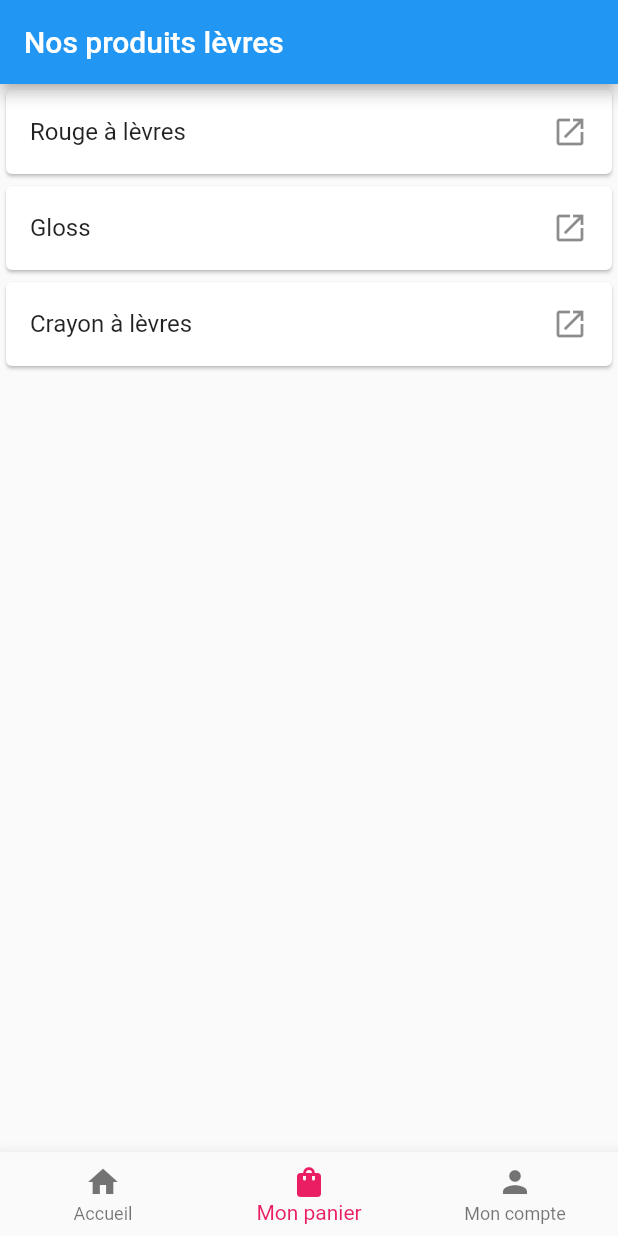
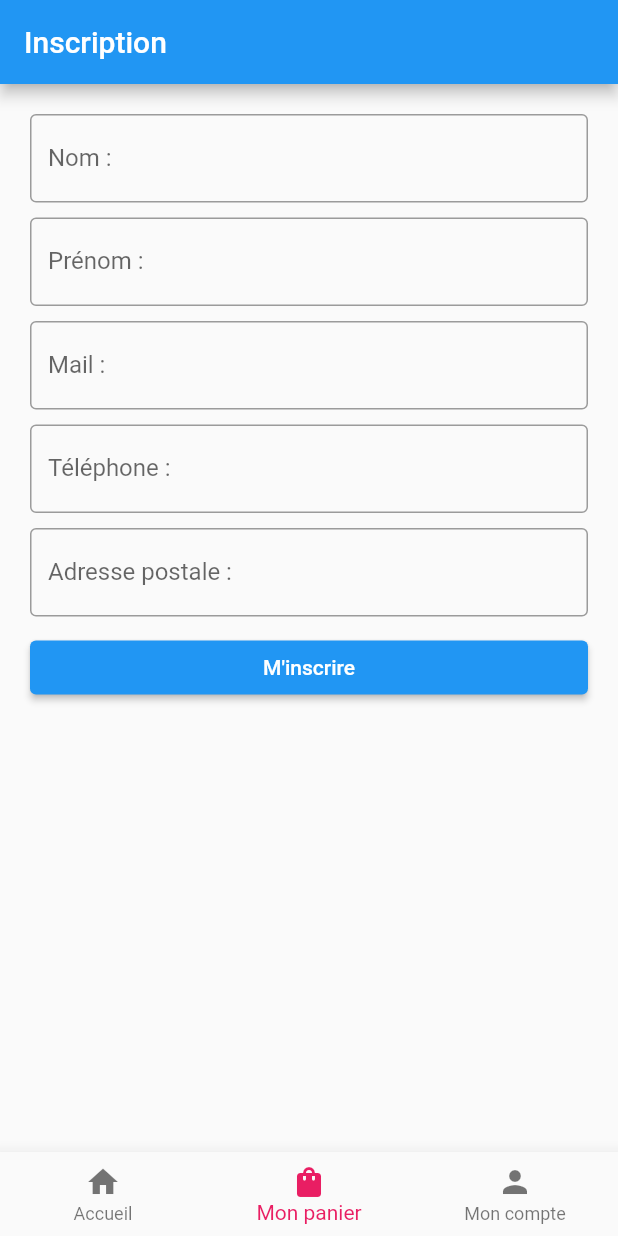
Before and after one commit to thaisbrun/get_ready, a Flutter app: the screen it shows after launch, item 2 of the bottom bar chosen, on a phone screen of 412 x 824 dp. Run offline on Flutter 3.47's test engine with Material 2 defaults, Android fonts, the light colour scheme and no system bars; our stand-ins replace cloud_firestore, firebase_core; accounts and stored records are empty.

Commit message:
Retour de vacances : register page

```diff
--- a/lib/main.dart
+++ b/lib/main.dart
@@ -2,6 +2,7 @@ import 'package:flutter/material.dart';
 import 'package:get_ready/pages/addProductPage.dart';
 import 'package:get_ready/pages/homePage.dart';
 import 'package:get_ready/pages/lipsPage.dart';
+import 'package:get_ready/pages/register.dart';
 import 'package:firebase_core/firebase_core.dart';
 import 'firebase_options.dart';
 //Cette fonction permet de démarrer mon application
@@ -39,13 +40,13 @@ class _MyAppState extends State<MyApp> {
         appBar: AppBar(
           title:[
             Text("Get Ready"),
-            Text("Nos produits lèvres"),
+            Text("Inscription"),
             Text("Ajouter un produit"),
           ][_currentIndex],
         ),
         body: [
           HomePage(),
-          LipsPage(),
+          RegisterPage(),
           AddProductPage() //A changer
         ][_currentIndex],
         bottomNavigationBar: BottomNavigationBar(
--- /dev/null
+++ b/lib/pages/register.dart
@@ -0,0 +1,160 @@
+import 'package:cloud_firestore/cloud_firestore.dart';
+import 'package:flutter/material.dart';
+
+class RegisterPage extends StatefulWidget {
+  const RegisterPage({Key? key}) : super(key: key);
+
+  @override
+  State<RegisterPage> createState() => _RegisterState();
+}
+
+class _RegisterState extends State<RegisterPage> {
+
+  final _formKey = GlobalKey<FormState>();
+
+  final userNameController = TextEditingController();
+  final prenomController = TextEditingController();
+  final mailController = TextEditingController();
+  final adressePostaleController = TextEditingController();
+  final telephoneController = TextEditingController();
+
+  @override
+  void dispose() {
+    super.dispose();
+    userNameController.dispose();
+    prenomController.dispose();
+    mailController.dispose();
+    adressePostaleController.dispose();
+    telephoneController.dispose();
+  }
+  @override
+  Widget build(BuildContext context) {
+    return Container(
+      margin:EdgeInsets.all(20),
+      child: Form(
+        key: _formKey,
+        child:Column(
+          children: [
+            Container(
+              margin: EdgeInsets.only(bottom: 10),
+              child: TextFormField(
+              decoration: InputDecoration(
+             labelText: 'Nom : ',
+              hintText: 'Entrez votre nom',
+              border:OutlineInputBorder()
+              ),
+              validator: (value){
+                if(value == null || value.isEmpty){
+                  return "Le nom ne peut pas être invalide. ";
+                }
+                return null;
+              },
+                controller: userNameController,
+            ),
+            ),
+            Container(
+              margin: EdgeInsets.only(bottom: 10),
+              child: TextFormField(
+                decoration: InputDecoration(
+                    labelText: 'Prénom : ',
+                    hintText: 'Entrez votre prénom',
+                    border:OutlineInputBorder(),
+                ),
+                validator: (value){
+                  if(value == null || value.isEmpty){
+                    return "Le prénom ne peut pas être invalide. ";
+                  }
+                  return null;
+                },
+                controller: prenomController,
+              ),
+            ),
+            Container(
+              margin: EdgeInsets.only(bottom: 10),
+              child: TextFormField(
+                decoration: InputDecoration(
+                  labelText: "Mail : ",
+                  hintText: "Entrez votre adresse mail ",
+                  border:OutlineInputBorder(),
+                ),
+                validator: (value){
+                  if(value == null || value.isEmpty){
+                    return "Le mail ne peut pas être invalide. ";
+                  }
+                  return null;
+                },
+                controller: mailController,
+              ),
+            ),
+            Container(
+              margin: EdgeInsets.only(bottom: 10),
+              child: TextFormField(
+                decoration: InputDecoration(
+                  labelText: "Téléphone : ",
+                  hintText: "Entrez votre numéro",
+                  border:OutlineInputBorder(),
+                ),
+                validator: (value){
+                  if(value == null || value.isEmpty){
+                    return "Le numéro ne peut pas être invalide. ";
+                  }
+                  return null;
+                },
+                controller: telephoneController,
+              ),
+            ),
+            Container(
+              margin: EdgeInsets.only(bottom: 10),
+              child: TextFormField(
+                decoration: InputDecoration(
+                  labelText: "Adresse postale : ",
+                  hintText: "Entrer en euros",
+                  border:OutlineInputBorder(),
+                ),
+                validator: (value){
+                  if(value == null || value.isEmpty){
+                    return "Le prix ne peut pas être invalide. ";
+                  }
+                  return null;
+                },
+                controller: adressePostaleController,
+              ),
+            ),
+
+            SizedBox(
+              width:double.infinity,
+            child:ElevatedButton(onPressed: (){
+              if(_formKey.currentState!.validate()){
+                final userName = userNameController.text;
+                final prenom = prenomController.text;
+                final mail = mailController.text;
+                final telephone = telephoneController.text;
+                final adressePostale = adressePostaleController.text;
+                ScaffoldMessenger.of(context).showSnackBar(
+                    const SnackBar(content: Text("Envoi en cours..."))
+                );
+
+                FocusScope.of(context).requestFocus(FocusNode());
+
+                //ajout dans la collection firebase
+               CollectionReference usersRef = FirebaseFirestore.instance.collection("Utilisateurs");
+                usersRef.add({
+                 'userName': userName,
+                 'prenom': prenom,
+                 'mail': mail,
+                 'telephone' : telephone,
+                 'adressePostale': adressePostale,
+                 'dateCreation': DateTime.now(),
+                 'activation': 1,
+               });
+              }
+            },
+                child: Text("M'inscrire")
+            ),
+            )
+          ],
+        ),
+      ),
+    );
+  }
+}
```
Also changed, not shown: 1 other file.
